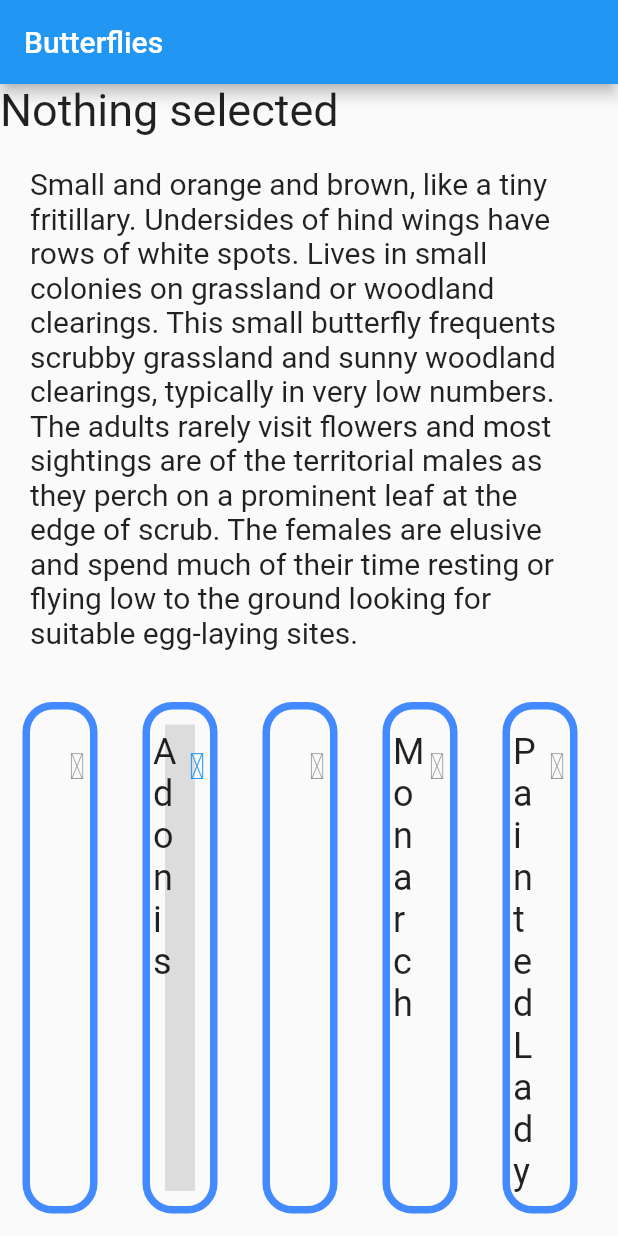
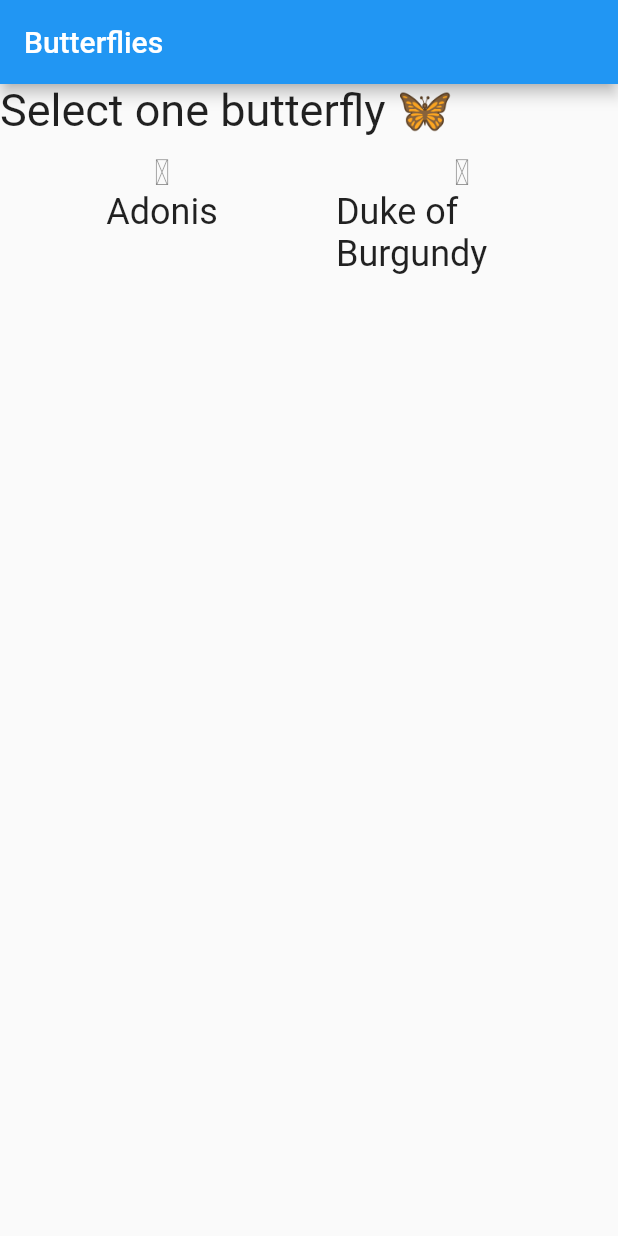
Before and after one commit to LiubovKostomarova/scrollable_list_app, a Flutter app: the screen it shows after launch, on a phone screen of 412 x 824 dp. Run offline on Flutter 3.47's test engine with Material 2 defaults, Android fonts, the phone set to English and light mode, and no system bars.

Commit message:
task 2 version 2

```diff
--- a/lib/main.dart
+++ b/lib/main.dart
@@ -39,53 +39,45 @@ class _ButterfliesListState extends State<ButterfliesList> {
 
   @override
   Widget build(BuildContext context) {
-    return Column(
-      crossAxisAlignment: CrossAxisAlignment.start,
-      children: [
+    return Column(crossAxisAlignment: CrossAxisAlignment.start, children: [
       Text(
           _selectedIndex == -1
-                ? "Nothing selected"
-                : " ${_butterflies[_selectedIndex]}",
+              ? "Select one butterfly \u{1F98B} "
+              : "\u{1F98B} ${_butterflies[_selectedIndex]}",
           // ignore: prefer_const_constructors
           style: TextStyle(fontSize: 30)),
       // ignore: avoid_unnecessary_containers
-        Container(
-            padding: const EdgeInsets.fromLTRB(20, 20, 20, 20),
-            child: Text(_descriptions[_selectedIndex = 1],
-                style: const TextStyle(fontSize: 20))),
+
       // ignore: sized_box_for_whitespace
       Expanded(
+          child: SizedBox(
+              height: 200.0,
               child: ListView.builder(
+                  padding: const EdgeInsets.all(8),
+                  itemExtent: 200,
+                  itemCount: _butterflies.length,
                   scrollDirection: Axis.horizontal,
-              itemCount: _butterflies.length,
-              itemBuilder: (BuildContext context, int index) => Container(
-                  width: 50,
-                  margin: const EdgeInsets.all(15.0),
-                  padding: const EdgeInsets.all(10.0),
-                  decoration: BoxDecoration(
-                      border: Border.all(width: 5, color: Colors.blueAccent),
-                      borderRadius:
-                          const BorderRadius.all(Radius.circular(20.0))),
-                  // ignore: avoid_unnecessary_containers, sized_box_for_whitespace
-                  child: Container(
-                      width: 150,
-                      child: ListTile(
+                  itemBuilder: (BuildContext context, int index) => ListTile(
                       onTap: () {
                         setState(() {
                           // устанавливаем индекс выделенного элемента
                           _selectedIndex = index;
                         });
                       },
-                        // ignore: prefer_const_constructors, avoid_unnecessary_containers
-                        title: Text(_butterflies[index],
-                            style: const TextStyle(fontSize: 24)),
+                      // ignore: prefer_const_constructors, prefer_const_literals_to_create_immutables
+                      title: Column(children: <Widget>[
+                        const Icon(MyFlutterApp.butterfly1),
+                        Text(
                             // ignore: prefer_const_constructors
-                        leading: Icon(MyFlutterApp.butterfly1),
-                        selected: index == _selectedIndex,
-                        selectedTileColor: Colors.black12,
-                      )))),
-        ),
-      ],
-    );
+                            _butterflies[index],
+                            style: const TextStyle(fontSize: 24))
+                      ]),
+                      selected: index == _selectedIndex)))),
+      SizedBox(
+          height: 400.0,
+          //padding: const EdgeInsets.fromLTRB(20, 20, 20, 20),
+          child: Text(_selectedIndex == -1 ? '' : _descriptions[_selectedIndex],
+              style: const TextStyle(fontSize: 20))),
+    ]);
   }
 }
```
Lines whose indentation alone changed are shown as unchanged.
